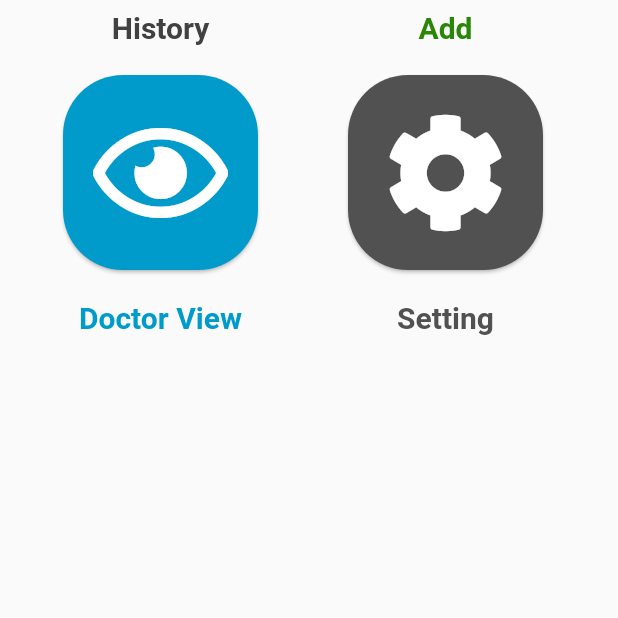
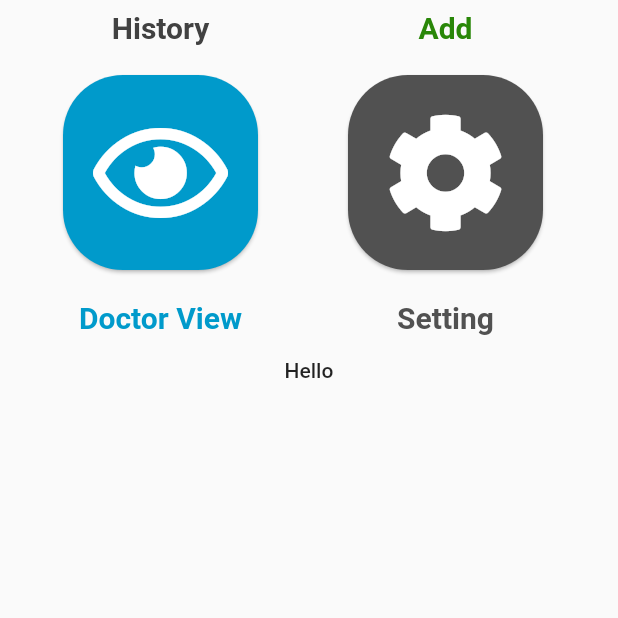
Before and after one commit to moahmmed199898/MedicalReminder, a Flutter app: the HomePage screen opened directly, on a phone screen of 412 x 824 dp, the part 618-1236 px from its top. Run offline on Flutter 3.47's test engine with Material 2 defaults, Android fonts, the phone set to English and light mode, and no system bars; our stand-ins replace cloud_firestore, firebase_auth, firebase_core, flutter_local_notifications, flutter_signin_button, font_awesome_flutter and 2 more; missing offline and left inert: o_color_picker; accounts and stored records are empty.

Commit message:
Added Notifications

```diff
--- a/lib/Pages/Home_Page.dart
+++ b/lib/Pages/Home_Page.dart
@@ -1,17 +1,71 @@
 import 'package:flutter/material.dart';
+import 'package:flutter_local_notifications/flutter_local_notifications.dart';
+import 'dart:async';
 
 import 'package:medical_reminder/Components/HomeButtons/Home_Buttons_Manager.dart';
 
-class HomePage extends StatelessWidget {
+class HomePage extends StatefulWidget{
+  @override
+  _HomePage createState() => _HomePage();
+}
+
+class _HomePage extends State<HomePage> {
+  FlutterLocalNotificationsPlugin flutterLocalNotificationsPlugin;
+
+
+  Future onSelectNotificationHandler(String payload) async {
+    showDialog(
+      context: context,
+      builder: (_) {
+        return new AlertDialog(
+          title: Text("PayLoad"),
+          content: Text("Payload : $payload"),
+        );
+      },
+    );
+  }
+
+  Future _showNotificationWithDefaultSound() async {
+    var androidPlatformChannelSpecifics = new AndroidNotificationDetails(
+        'your channel id', 'your channel name', 'your channel description',
+        importance: Importance.max, priority: Priority.high);
+    var iOSPlatformChannelSpecifics = new IOSNotificationDetails();
+    var platformChannelSpecifics = new NotificationDetails(iOS: iOSPlatformChannelSpecifics, android: androidPlatformChannelSpecifics);
+    await flutterLocalNotificationsPlugin.show(
+      0,
+      'New Post',
+      'How to Show Notification in Flutter',
+      platformChannelSpecifics,
+      payload: 'Default_Sound',
+    );
+  }
+
+  @override
+  initState() {
+    print("hello");
+    super.initState();
+
+    var initializationSettingsAndroid = new AndroidInitializationSettings('app_icon');
+    var initializationSettingsIOS = new IOSInitializationSettings();
+    var initializationSettings = InitializationSettings(iOS: initializationSettingsIOS, android: initializationSettingsAndroid);
+    flutterLocalNotificationsPlugin = new FlutterLocalNotificationsPlugin();
+    flutterLocalNotificationsPlugin.initialize(initializationSettings, onSelectNotification: onSelectNotificationHandler);
+  }
+
 
   @override
   Widget build(BuildContext context) {
+
     return Scaffold(
         appBar: AppBar(
           title: Text("Medical Reminder"),
         ),
-        body: HomeButtonsManager()
-    );
+        body: Column(
+          children: [
+            HomeButtonsManager(),
+            FlatButton(onPressed: _showNotificationWithDefaultSound, child: Text("Hello"))
+          ],
+    ));
   }
 
 }
```
